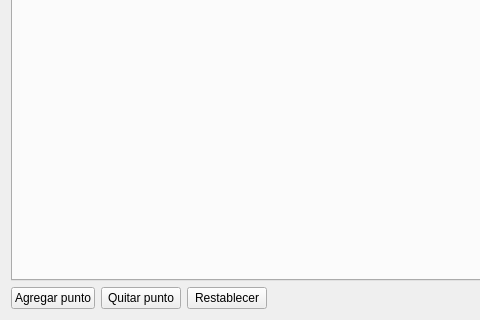
Old version of the form src/widgets/tabs/tabs.ui in the repository rozanecm/7561-piv; both pictures show x 0 to 480 and y 251 to 571 of the 847 by 571 pixel window.
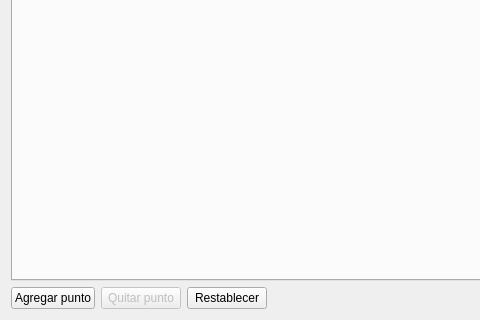
New version of the form. The open tabs and pages were chosen to show the change. Custom widgets are drawn as their Qt base class.

The edit to the form file:
```diff
--- a/src/widgets/tabs/tabs.ui
+++ b/src/widgets/tabs/tabs.ui
@@ -61,6 +61,9 @@
        </item>
        <item>
         <widget class="QPushButton" name="quitar_punto_button">
+         <property name="enabled">
+          <bool>false</bool>
+         </property>
          <property name="text">
           <string>Quitar punto</string>
          </property>
```
Left out of the diff: 2 changed lines with no effect on the pictures.
